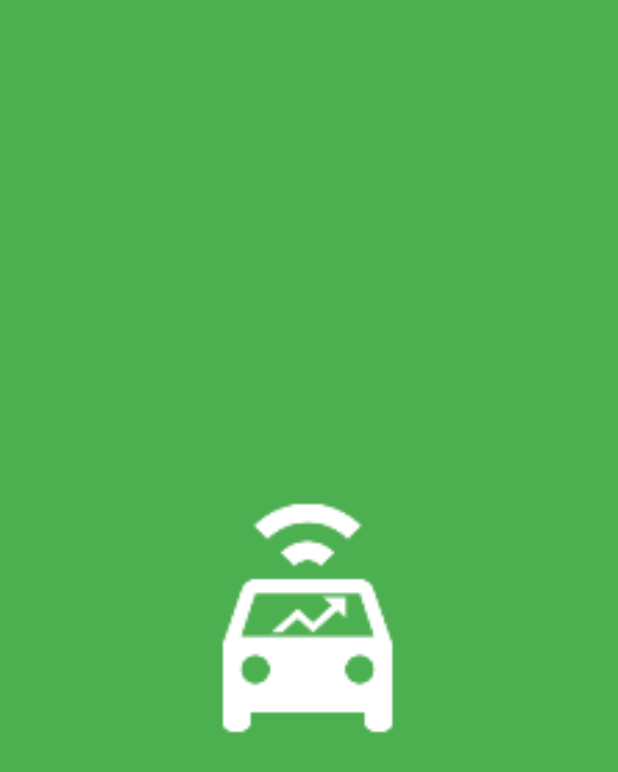
After one commit to danthedrummer/vehilytics_android, an Android app: the SplashActivity screen opened directly, with no data from a screen before it, on a phone screen of 412 x 824 dp. The commit adds this screen. Shown: the top 772 px of the screen. Run offline under Robolectric (Android 15) with nearby library versions, the phone set to English and light mode, and no system bars.

Commit message:
Splash Screen
Added a splash screen simply displaying the logo and launching the login
activity after 5 seconds. The logo can be tapped to immediately launch
the next activity. The handler callbacks are properly removed when the
app is closed to stop the next activity launching over other apps.

My plan is to use this activity to get stored user data and skip the
login if the credentials are still valid.

```diff
--- a/app/build.gradle
+++ b/app/build.gradle
@@ -24,7 +24,7 @@ android {
 
 dependencies {
     implementation fileTree(dir: 'libs', include: ['*.jar'])
-    implementation"org.jetbrains.kotlin:kotlin-stdlib-jre7:$kotlin_version"
+    implementation "org.jetbrains.kotlin:kotlin-stdlib-jre7:$kotlin_version"
     implementation 'com.android.support:appcompat-v7:26.1.0'
     implementation 'com.android.support.constraint:constraint-layout:1.1.0'
     implementation 'com.squareup.okhttp3:okhttp:3.8.1'
--- /dev/null
+++ b/app/src/main/java/com/ddowney/vehilytics/SplashActivity.kt
@@ -0,0 +1,46 @@
+package com.ddowney.vehilytics
+
+import android.content.Intent
+import android.support.v7.app.AppCompatActivity
+import android.os.Bundle
+import android.os.Handler
+import kotlinx.android.synthetic.main.activity_splash.*
+
+class SplashActivity : AppCompatActivity() {
+
+    private val launchIntent: Intent by lazy { Intent(baseContext, LoginActivity::class.java) }
+
+    private val runnable = Runnable {
+        startActivity(launchIntent)
+        finish()
+    }
+
+    private val handler = Handler()
+
+    override fun onCreate(savedInstanceState: Bundle?) {
+        super.onCreate(savedInstanceState)
+        setContentView(R.layout.activity_splash)
+
+        handler.postDelayed(runnable, 5000)
+
+        splash_image.setOnClickListener {
+            handler.removeCallbacks(runnable)
+            startActivity(launchIntent)
+            finish()
+        }
+
+        // TODO: Load user data from storage
+        // If there is anything stored then validate the login token and route
+        // to either the login or home screen as appropriate.
+    }
+
+    override fun onStop() {
+        super.onStop()
+        handler.removeCallbacks(runnable)
+    }
+
+    override fun onPause() {
+        super.onPause()
+        handler.removeCallbacks(runnable)
+    }
+}
--- /dev/null
+++ b/app/src/main/res/layout/activity_splash.xml
@@ -0,0 +1,18 @@
+<?xml version="1.0" encoding="utf-8"?>
+<RelativeLayout xmlns:android="http://schemas.android.com/apk/res/android"
+    xmlns:app="http://schemas.android.com/apk/res-auto"
+    xmlns:tools="http://schemas.android.com/tools"
+    android:layout_width="match_parent"
+    android:layout_height="match_parent"
+    tools:context=".SplashActivity"
+    android:background="@color/colorPrimary">
+
+    <ImageView
+        android:id="@+id/splash_image"
+        android:layout_width="300dp"
+        android:layout_height="300dp"
+        android:layout_centerInParent="true"
+
+        android:background="@mipmap/ic_launcher_foreground"/>
+
+</RelativeLayout>
--- a/app/src/main/res/values/colors.xml
+++ b/app/src/main/res/values/colors.xml
@@ -1,6 +1,12 @@
 <?xml version="1.0" encoding="utf-8"?>
 <resources>
-    <color name="colorPrimary">#3F51B5</color>
-    <color name="colorPrimaryDark">#303F9F</color>
-    <color name="colorAccent">#FF4081</color>
+    <color name="colorPrimary">#4CAF50</color>
+    <color name="colorPrimaryDark">#388E3C</color>
+    <color name="colorPrimaryLight">#C8E6C9</color>
+    <color name="colorAccent">#536DFE</color>
+    <color name="colorPrimaryText">#212121</color>
+    <color name="colorSecondaryText">#757575</color>
+    <color name="colorIcons">#FFFFFF</color>
+    <color name="colorDivider">#BDBDBD</color>
+    <color name="colorErrorPlaceholder">#75ff0000</color>
 </resources>
--- a/app/src/main/res/values/styles.xml
+++ b/app/src/main/res/values/styles.xml
@@ -1,7 +1,7 @@
 <resources>
 
     <!-- Base application theme. -->
-    <style name="AppTheme" parent="Theme.AppCompat.Light.DarkActionBar">
+    <style name="AppTheme" parent="Theme.AppCompat.Light.NoActionBar">
         <!-- Customize your theme here. -->
         <item name="colorPrimary">@color/colorPrimary</item>
         <item name="colorPrimaryDark">@color/colorPrimaryDark</item>
```
Also changed, not shown: app/src/main/AndroidManifest.xml (+4 -3 lines).
